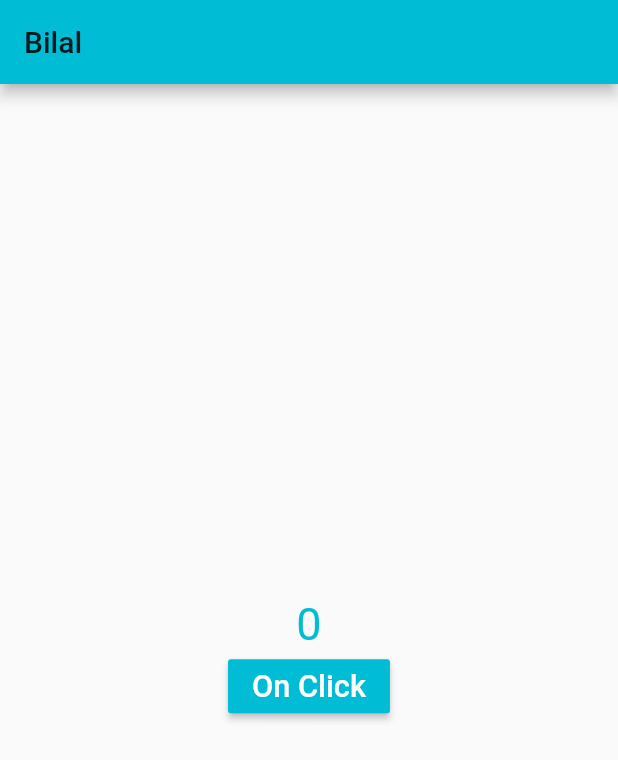
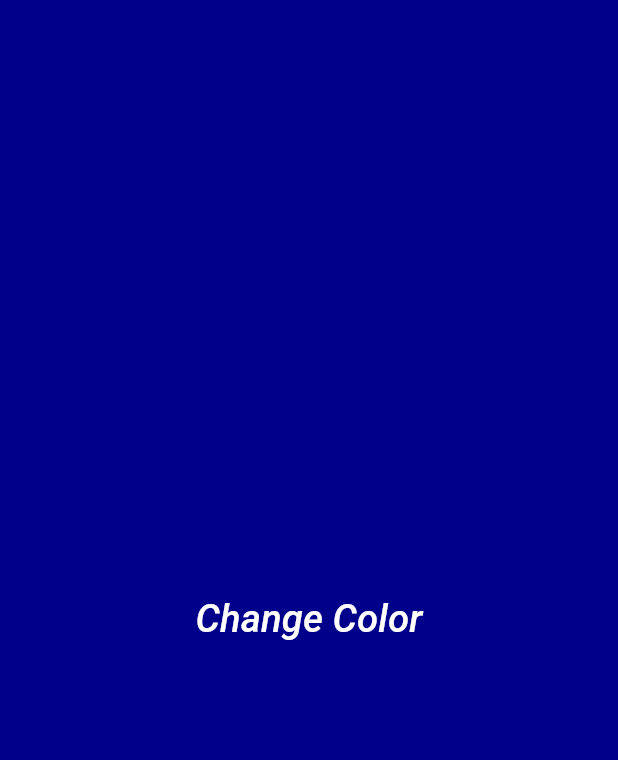
Before and after one commit to Bilal112/Flutter-Learn, a Flutter app: the screen it shows after launch, on a phone screen of 412 x 824 dp. Shown: the top 760 px of the screen. Run offline on Flutter 3.47's test engine with Material 2 defaults, Android fonts, the phone set to English and light mode, and no system bars.

Commit message:
add random color picker in flutter

```diff
--- a/lib/main.dart
+++ b/lib/main.dart
@@ -1,5 +1,5 @@
 import 'package:flutter/material.dart';
-
+import 'dart:math';
 // void main() => runApp(MyApp());
 
 // class MyApp extends StatelessWidget {
@@ -18,60 +18,55 @@ class _MyAppState extends State<MyApp> {
   @override
   Widget build(BuildContext context) {
     return MaterialApp(
-      theme:  ThemeData(
-        primaryColor: Colors.cyan
-      ),
+      theme: ThemeData(primaryColor: Colors.cyan),
       title: "My App",
       home: Myhome(),
-
     );
   }
 }
+
 class Myhome extends StatefulWidget {
-
-
-
   @override
   _MyhomeState createState() => _MyhomeState();
 }
 
 class _MyhomeState extends State<Myhome> {
-   int count = 0;
+  List<Color> randomcolor =[
+    Color(0xffff5722),
+    Color(0xffb74093),
+    Color(0xffC71585),
+    Color(0xff8BFD8D),
+    Color(0xff00008B),
+    Color(0xff5e35b1),
+    Color(0xffd50000),
+    Color(0xff3f51b5),
 
 
-void updateCount (){
+  ];
+  int index ;
+  Color colorrightnow= Color(0xff00008B);
+  void changecolor(){
      setState(() {
-    count += 1;
+index = Random().nextInt(randomcolor.length);
+colorrightnow= randomcolor[index];
      });
+  }
 
-
-}
   @override
   Widget build(BuildContext context) {
-    return Scaffold(
-      appBar: AppBar(
-        title: Text("Bilal")
+    return Container(
+      decoration: BoxDecoration(
+        color:  colorrightnow
       ),
-      body: Center(
 
-        child : Column(
+          child: Column(
         mainAxisAlignment: MainAxisAlignment.center,
         crossAxisAlignment: CrossAxisAlignment.center,
         children: <Widget>[
-            Text("$count",
-            style: TextStyle(fontSize: 30.0,color: Colors.cyan),
-            ),
-            RaisedButton(onPressed: updateCount,
-            color: Colors.cyan,
 
-            splashColor: Colors.cyan,
-
-            child: Text("On Click",style:TextStyle(fontSize: 20.5,color: Colors.white,
-       )))
+          FlatButton(onPressed: changecolor, child: Text("Change Color",style: TextStyle(color: Colors.white,fontSize: 25.5,fontStyle:FontStyle.italic),))
         ],
       )
-      ),
-
     );
   }
 }
```
Also changed, not shown: pubspec.lock, 1 other file. Lines whose indentation alone changed are shown as unchanged.
